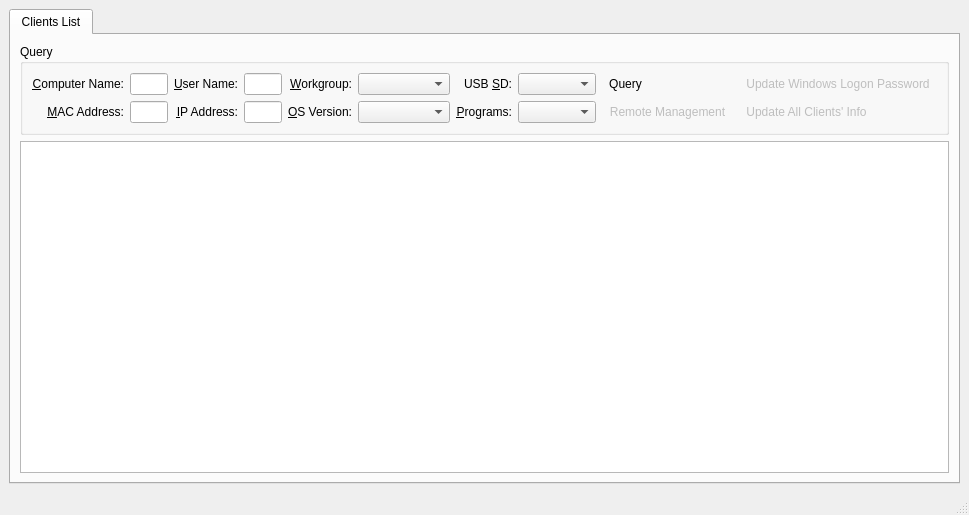
Old version of the form APP/src/managementsystem/plugins/controlcenter/controlcenter.ui in the repository RallyWRT/qtapplications.
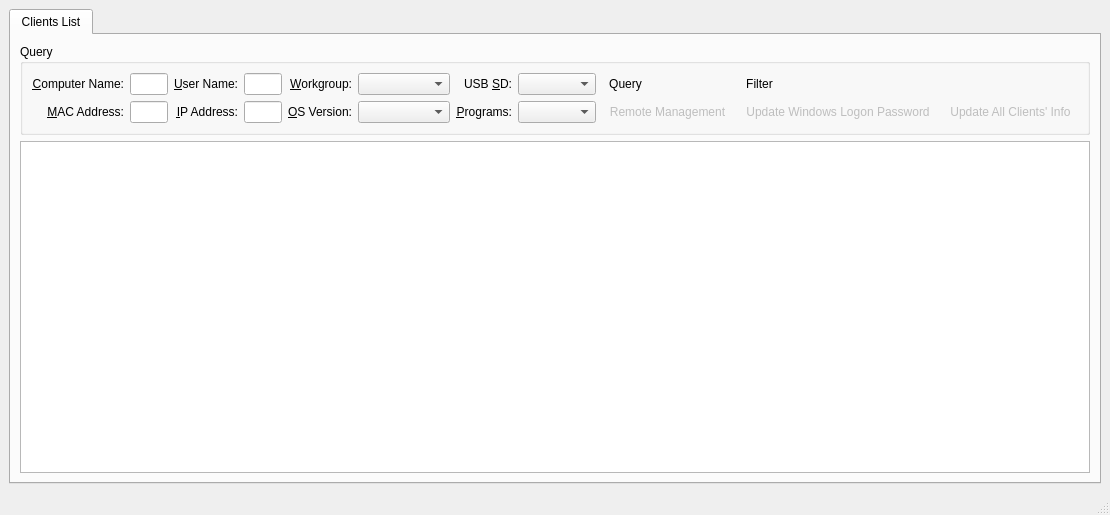
New version of the form. Icons and pictures are not drawn.

```diff
--- a/APP/src/managementsystem/plugins/controlcenter/controlcenter.ui
+++ b/APP/src/managementsystem/plugins/controlcenter/controlcenter.ui
@@ -6,7 +6,7 @@
    <rect>
     <x>0</x>
     <y>0</y>
-    <width>948</width>
+    <width>980</width>
     <height>515</height>
    </rect>
   </property>
@@ -339,29 +339,6 @@
              </item>
             </widget>
            </item>
-           <item row="1" column="9">
-            <widget class="QToolButton" name="toolButtonUpdatePassword">
-             <property name="enabled">
-              <bool>false</bool>
-             </property>
-             <property name="toolTip">
-              <string>Update Windows Logon Password</string>
-             </property>
-             <property name="statusTip">
-              <string>Update Windows Logon Password</string>
-             </property>
-             <property name="text">
-              <string>Update Windows Logon Password</string>
-             </property>
-             <property name="icon">
-              <iconset resource="../bulletinboard/bulletinboard.qrc">
-               <normaloff>:/icon/resources/images/password.png</normaloff>:/icon/resources/images/password.png</iconset>
-             </property>
-             <property name="autoRaise">
-              <bool>true</bool>
-             </property>
-            </widget>
-           </item>
            <item row="1" column="8">
             <widget class="QToolButton" name="toolButtonQuery">
              <property name="text">
@@ -396,7 +373,7 @@
              </property>
             </widget>
            </item>
-           <item row="2" column="9">
+           <item row="2" column="10">
             <widget class="QToolButton" name="toolButtonAnnouncement">
              <property name="enabled">
               <bool>false</bool>
@@ -416,6 +393,52 @@
              </property>
             </widget>
            </item>
+           <item row="2" column="9">
+            <widget class="QToolButton" name="toolButtonUpdatePassword">
+             <property name="enabled">
+              <bool>false</bool>
+             </property>
+             <property name="toolTip">
+              <string>Update Windows Logon Password</string>
+             </property>
+             <property name="statusTip">
+              <string>Update Windows Logon Password</string>
+             </property>
+             <property name="text">
+              <string>Update Windows Logon Password</string>
+             </property>
+             <property name="icon">
+              <iconset resource="controlcenter.qrc">
+               <normaloff>:/icon/resources/images/password.png</normaloff>:/icon/resources/images/password.png</iconset>
+             </property>
+             <property name="autoRaise">
+              <bool>true</bool>
+             </property>
+            </widget>
+           </item>
+           <item row="1" column="9">
+            <widget class="QToolButton" name="toolButtonfilter">
+             <property name="enabled">
+              <bool>true</bool>
+             </property>
+             <property name="toolTip">
+              <string>Filter Data</string>
+             </property>
+             <property name="statusTip">
+              <string>Filter Data</string>
+             </property>
+             <property name="text">
+              <string>Filter</string>
+             </property>
+             <property name="icon">
+              <iconset resource="controlcenter.qrc">
+               <normaloff>:/icon/resources/images/filter.png</normaloff>:/icon/resources/images/filter.png</iconset>
+             </property>
+             <property name="autoRaise">
+              <bool>true</bool>
+             </property>
+            </widget>
+           </item>
           </layout>
          </widget>
         </item>
```
Left out of the diff: 28 changed lines with no effect on the pictures.
